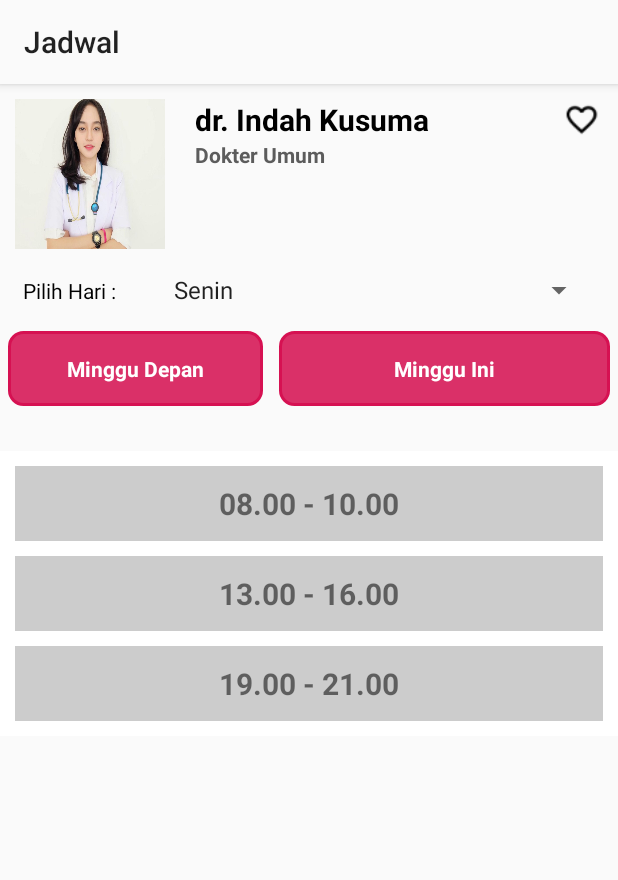
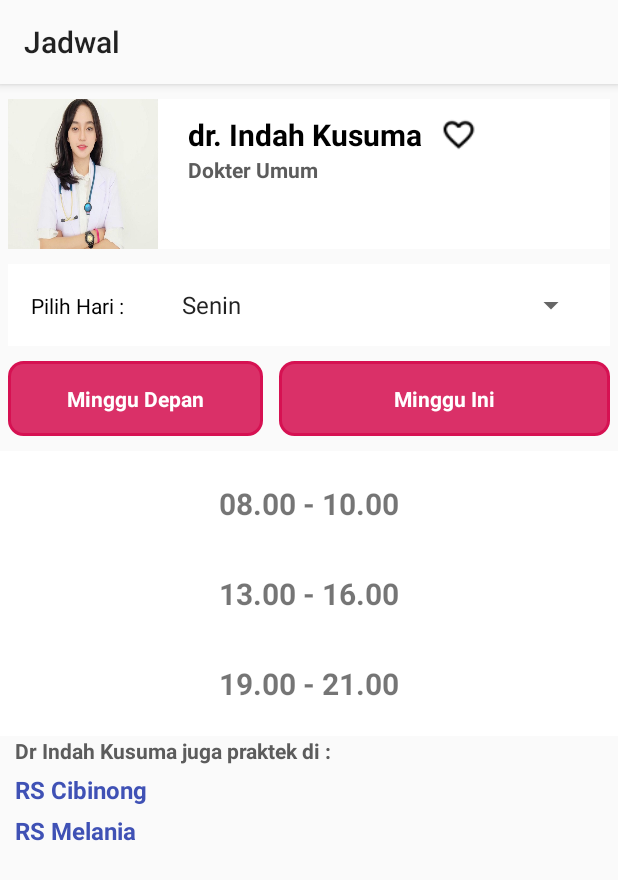
Before and after one commit to trioandianto/KS, an Android app: the BookingActivity screen opened directly, with no data from a screen before it, on a phone screen of 412 x 824 dp. Shown: the top 880 px of the screen. Run offline under Robolectric (Android 15) with nearby library versions, the phone set to English and light mode, and no system bars.

Commit message:
Update Screen Booking and friend Hahahaaha

```diff
--- a/app/src/main/java/com/kliksembuh/ks/BookingActivity.java
+++ b/app/src/main/java/com/kliksembuh/ks/BookingActivity.java
@@ -1,6 +1,7 @@
 package com.kliksembuh.ks;
 
 import android.content.Intent;
+import android.graphics.Color;
 import android.support.v7.app.AppCompatActivity;
 import android.os.Bundle;
 import android.view.View;
@@ -18,6 +19,7 @@ public class BookingActivity extends AppCompatActivity {
         jadwal.setOnClickListener(new View.OnClickListener() {
             @Override
             public void onClick(View view) {
+                jadwal.setBackgroundColor(Color.LTGRAY);
                 Intent myIntent = new Intent(view.getContext(), KonfirmasiJanjiActivity.class);
                 startActivityForResult(myIntent, 0);
             }
--- a/app/src/main/res/layout/activity_booking.xml
+++ b/app/src/main/res/layout/activity_booking.xml
@@ -1,19 +1,78 @@
-<RelativeLayout
+<LinearLayout
     xmlns:android="http://schemas.android.com/apk/res/android"
     xmlns:app="http://schemas.android.com/apk/res-auto"
     android:layout_width="fill_parent"
+    android:orientation="vertical"
     android:layout_height="wrap_content" >
+    <LinearLayout
+        android:layout_width="match_parent"
+        android:layout_marginRight="5dp"
+        android:layout_marginTop="10dp"
+        android:layout_marginLeft="5dp"
+        android:layout_height="wrap_content"
+        android:background="@color/white"
+        android:orientation="horizontal">
+        <LinearLayout
+            android:layout_width="wrap_content"
+            android:layout_height="wrap_content">
             <ImageView
                 android:id="@+id/iv_doc_picdetail"
                 android:layout_width="100dp"
                 android:layout_height="100dp"
-        android:layout_marginTop="10dp"
-        android:layout_marginLeft="10dp"
                 android:layout_marginRight="10dp"
                 android:scaleType="fitXY"
                 android:src="@drawable/dr_indah_kusuma"
                 android:layout_alignParentTop="true"
                 android:layout_alignParentStart="true" />
+        </LinearLayout>
+
+        <LinearLayout
+            android:layout_width="wrap_content"
+            android:layout_height="wrap_content"
+            android:orientation="vertical">
+            <TextView
+                android:id="@+id/tv_drname_detail"
+                android:layout_width="wrap_content"
+                android:layout_height="wrap_content"
+                android:layout_marginTop="10dp"
+                android:layout_marginLeft="10dp"
+                android:text="dr. Indah Kusuma"
+                android:textColor="#000000"
+                android:textSize="20sp"
+                android:textStyle="bold"
+                android:layout_alignParentTop="true"
+                android:layout_toEndOf="@+id/iv_doc_picdetail" />
+
+            <TextView
+                android:id="@+id/tv_drspecialty_detail"
+                android:layout_width="wrap_content"
+                android:layout_height="wrap_content"
+                android:layout_marginLeft="10dp"
+                android:text="Dokter Umum"
+                android:textSize="14dp"
+                android:textColor="#5C5C5C"
+                android:layout_below="@+id/tv_drname_detail"
+                android:textStyle="bold"
+                android:layout_toEndOf="@+id/iv_doc_picdetail" />
+        </LinearLayout>
+        <LinearLayout
+            android:layout_width="match_parent"
+            android:layout_height="wrap_content"
+            android:orientation="vertical">
+            <com.kliksembuh.ks.models.MaterialFavoriteButton
+                android:id="@+id/favorite_nice"
+                android:layout_width="wrap_content"
+                android:layout_height="wrap_content"
+                android:layout_alignParentRight="true"
+                app:mfb_rotation_duration="400"
+                app:mfb_rotation_angle="216"
+                app:mfb_bounce_duration="700" />
+
+        </LinearLayout>
+
+
+    </LinearLayout>
+
 
     <LinearLayout
         android:layout_width="match_parent"
@@ -24,6 +83,10 @@
         <LinearLayout
             android:layout_width="match_parent"
             android:layout_height="match_parent"
+            android:layout_marginRight="5dp"
+            android:layout_marginTop="10dp"
+            android:layout_marginLeft="5dp"
+            android:background="@color/white"
             android:orientation="horizontal">
             <TextView
                 android:id="@+id/tvText"
@@ -51,6 +114,7 @@
         <LinearLayout
         android:layout_width="match_parent"
         android:layout_height="wrap_content"
+        android:layout_marginTop="10dp"
         android:orientation="horizontal">
         <Button
             android:id="@+id/btnMingguDepan"
@@ -86,7 +150,7 @@
             android:layout_width="match_parent"
             android:background="@color/white"
             android:layout_height="match_parent"
-            android:layout_marginTop="30dp"
+            android:layout_marginTop="10dp"
             android:orientation="vertical">
 
             <TextView
@@ -96,7 +160,7 @@
                 android:layout_marginRight="10dp"
                 android:layout_marginLeft="10dp"
                 android:layout_height="50dp"
-                android:background="@color/light_grey"
+                android:background="@color/white"
                 android:textSize="20dp"
                 android:textStyle="bold"
                 android:text="08.00 - 10.00"
@@ -104,7 +168,7 @@
             <TextView
                 android:layout_width="match_parent"
                 android:layout_height="50dp"
-                android:background="@color/light_grey"
+                android:background="@color/white"
                 android:textSize="20dp"
                 android:layout_marginTop="10dp"
                 android:layout_marginRight="10dp"
@@ -116,7 +180,7 @@
             <TextView
                 android:layout_width="match_parent"
                 android:layout_height="50dp"
-                android:background="@color/light_grey"
+                android:background="@color/white"
                 android:textSize="20dp"
                 android:layout_marginTop="10dp"
                 android:layout_marginRight="10dp"
@@ -126,48 +190,42 @@
                 android:gravity="center"
                 android:layout_marginBottom="10dp"/>
         </LinearLayout>
-
-        <ListView
-            android:id="@+id/listview_timeSlot"
-            android:layout_below="@+id/btnMingguIni"
-            android:layout_gravity="center"
+        <LinearLayout
             android:layout_width="match_parent"
-            android:layout_height="match_parent">
-        </ListView>
-    </LinearLayout>
-
+            android:layout_height="match_parent"
+            android:orientation="vertical"
+            android:background="@color/transparent">
             <TextView
-        android:id="@+id/tv_drname_detail"
-        android:layout_width="wrap_content"
-        android:layout_height="wrap_content"
-        android:layout_marginTop="10dp"
-        android:layout_marginLeft="10dp"
-        android:text="dr. Indah Kusuma"
-        android:textColor="#000000"
-        android:textSize="20sp"
-        android:textStyle="bold"
-        android:layout_alignParentTop="true"
-        android:layout_toEndOf="@+id/iv_doc_picdetail" />
-
-    <TextView
-        android:id="@+id/tv_drspecialty_detail"
                 android:layout_width="wrap_content"
                 android:layout_height="wrap_content"
                 android:layout_marginLeft="10dp"
-        android:text="Dokter Umum"
+                android:text="Dr Indah Kusuma juga praktek di :"
                 android:textSize="14dp"
                 android:textColor="#5C5C5C"
-        android:layout_below="@+id/tv_drname_detail"
-        android:textStyle="bold"
-        android:layout_toEndOf="@+id/iv_doc_picdetail" />
-
-    <com.kliksembuh.ks.models.MaterialFavoriteButton
-        android:id="@+id/favorite_nice"
+                android:textStyle="bold"/>
+            <TextView
+                android:layout_width="wrap_content"
+                android:layout_marginTop="5dp"
+                android:layout_height="wrap_content"
+                android:layout_marginLeft="10dp"
+                android:text="RS Cibinong"
+                android:textSize="16dp"
+                android:textColor="@color/blue"
+                android:textStyle="bold"/>
+            <TextView
                 android:layout_width="wrap_content"
                 android:layout_height="wrap_content"
-        android:layout_alignParentRight="true"
-        app:mfb_rotation_duration="400"
-        app:mfb_rotation_angle="216"
-        app:mfb_bounce_duration="700" />
+                android:layout_marginLeft="10dp"
+                android:layout_marginTop="5dp"
+                android:text="RS Melania"
+                android:textSize="16dp"
+                android:textColor="@color/blue"
+                android:textStyle="bold"/>
 
-</RelativeLayout>
+        </LinearLayout>
+
+
+    </LinearLayout>
+
+
+</LinearLayout>
```
Also changed, not shown: app/src/main/res/layout/activity_my_appointment_history.xml (+13 -6 lines), app/src/main/res/layout/activity_my_appointment_upcoming.xml (+12 -6 lines), app/src/main/res/layout/activity_test_scrool_view.xml (+56 -60 lines). Lines whose indentation alone changed are shown as unchanged.
